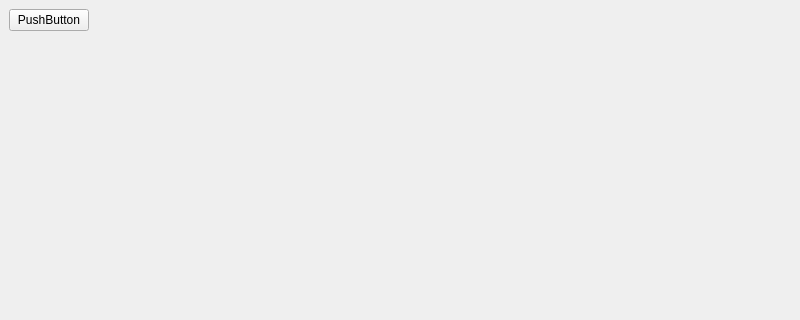
Above: GUI/PhilipsHueGUI/mainwindow.ui from BOB450/OpenHue before the change; both pictures show x 0 to 800 and y 0 to 320 of the 800 by 600 pixel window. Below: the same form after it.
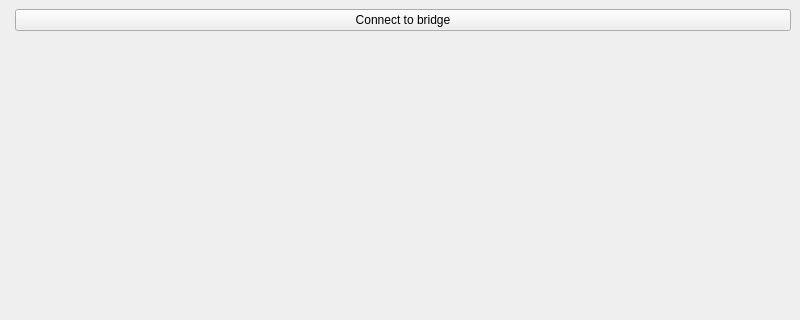
That is the form after the change.

The edit to the form file:
```diff
--- a/GUI/PhilipsHueGUI/mainwindow.ui
+++ b/GUI/PhilipsHueGUI/mainwindow.ui
@@ -13,12 +13,15 @@
   <property name="windowTitle">
    <string>PhilipsHue</string>
   </property>
+  <property name="autoFillBackground">
+   <bool>false</bool>
+  </property>
   <widget class="QWidget" name="centralwidget">
    <layout class="QFormLayout" name="formLayout">
-    <item row="0" column="0">
+    <item row="0" column="1">
      <widget class="QPushButton" name="pushButton">
       <property name="text">
-       <string>PushButton</string>
+       <string>Connect to bridge</string>
       </property>
      </widget>
     </item>
```
